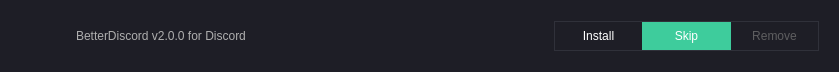
Above: src/product.ui from JsSucks/BDI before the change. Below: the same form after it.
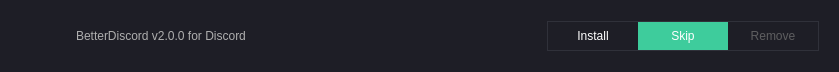
That is the form after the change. Icons and pictures are not drawn.

Commit message: Stack min width

The edit to the form file:
```diff
--- a/src/product.ui
+++ b/src/product.ui
@@ -113,6 +113,12 @@
       </item>
       <item>
        <widget class="QStackedWidget" name="rsStack">
+        <property name="minimumSize">
+         <size>
+          <width>290</width>
+          <height>0</height>
+         </size>
+        </property>
         <property name="currentIndex">
          <number>0</number>
         </property>
```
The commit also changes 1 other file.
